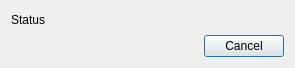
Timmmm/robocut, file CuttingDialog.ui: the form before one commit.
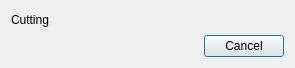
The form after the commit.

Commit message: Fix status text.

```diff
--- a/CuttingDialog.ui
+++ b/CuttingDialog.ui
@@ -17,7 +17,7 @@
    <item>
     <widget class="QLabel" name="status">
      <property name="text">
-      <string>Status</string>
+      <string>Cutting</string>
      </property>
     </widget>
    </item>
```
